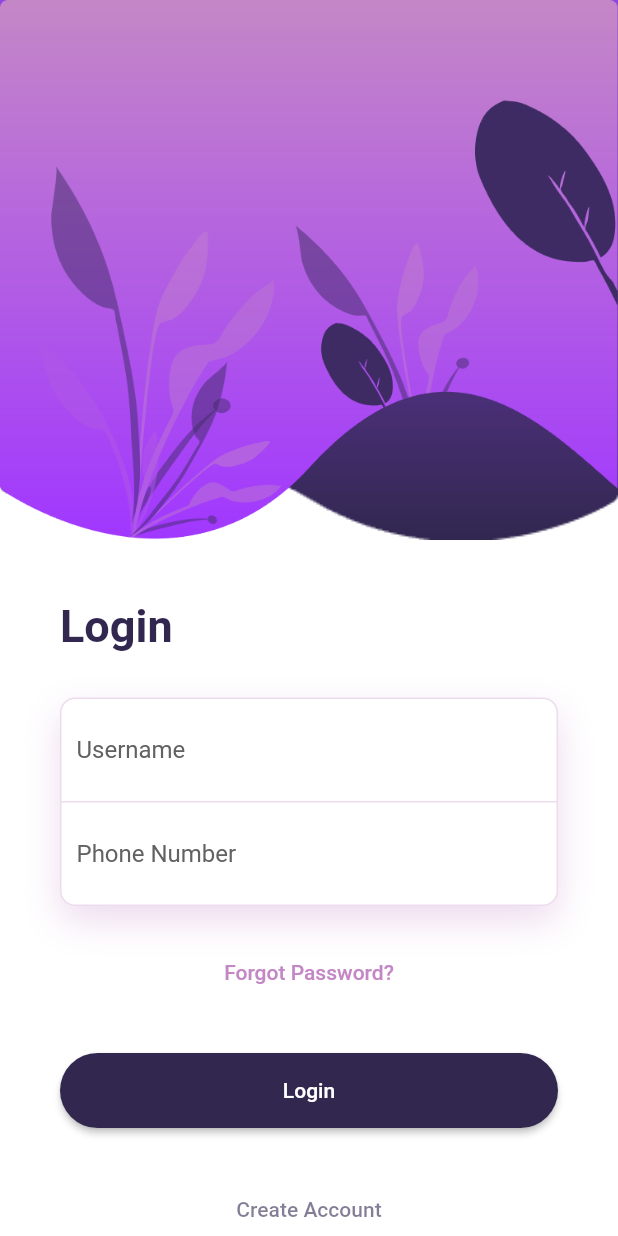
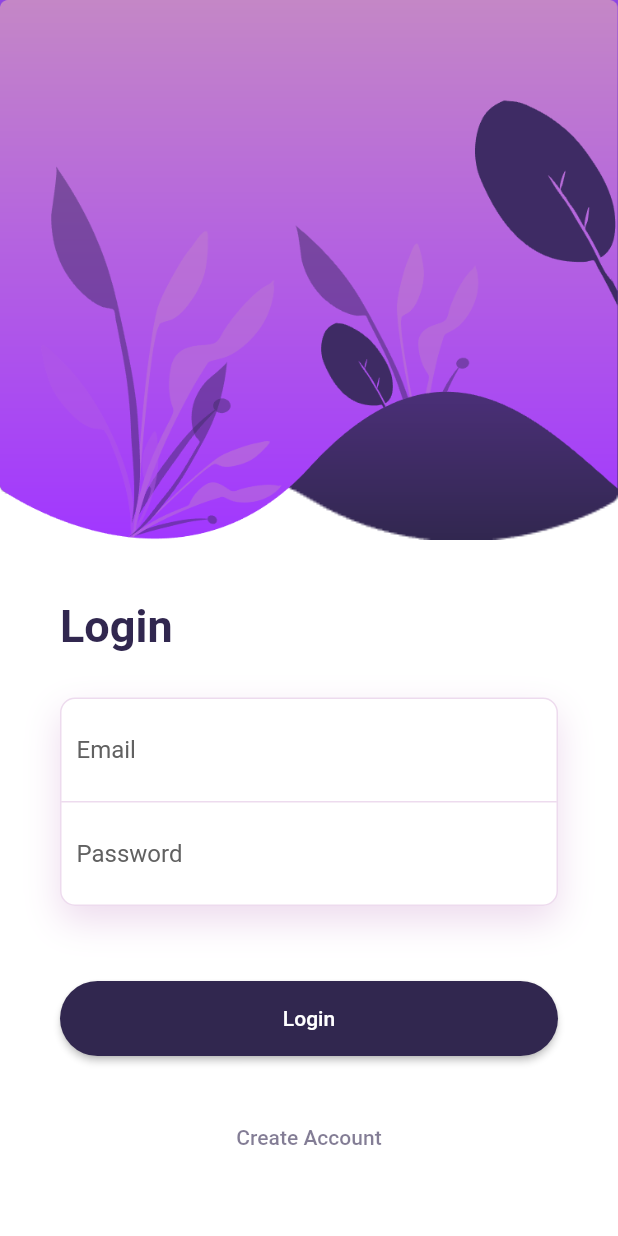
Before and after one commit to Swifty-The-Delivery-Ecosystem/swifty-mobile, a Flutter app: the screen it shows after launch, after a tap on "Done", on a phone screen of 412 x 824 dp. Run offline on Flutter 3.47's test engine with Material 2 defaults, Android fonts, the phone set to English and light mode, and no system bars; our stand-ins replace animate_do, flutter_otp_text_field, google_fonts, introduction_screen, shimmer; accounts and stored records are empty; network calls fail.

Commit message:
feat:login

```diff
--- a/lib/main.dart
+++ b/lib/main.dart
@@ -1,5 +1,3 @@
-import 'dart:js_interop';
-
 import 'package:flutter/material.dart';
 import 'package:provider/provider.dart';
 import 'package:swifty_mobile/providers/restaurants_provider.dart';
@@ -9,7 +7,9 @@ import 'package:swifty_mobile/screens/cart_details.dart';
 import 'package:swifty_mobile/screens/dashboard.dart';
 import 'package:swifty_mobile/screens/intro_screen.dart';
 import 'package:swifty_mobile/screens/login.dart';
+import 'package:swifty_mobile/screens/register.dart';
 import 'package:swifty_mobile/screens/restaurant_screen.dart';
+import 'package:swifty_mobile/screens/verify_screen.dart';
 import '../components/location_modal.dart';
 
 void main() {
@@ -43,7 +43,8 @@ class MyApp extends StatelessWidget {
       builder: (context, userProvider, _){
         return MaterialApp(
           debugShowCheckedModeBanner: false,
-          initialRoute: !userProvider.user.isNull ?'/':'/login',
+          // initialRoute: !userProvider.user.isNull ?'/':'/login',
+          initialRoute: '/',
           onGenerateRoute: (settings) {
             switch (settings.name) {
               case '/':
@@ -52,6 +53,10 @@ class MyApp extends StatelessWidget {
                 return MaterialPageRoute(builder: (context) => Dashboard());
               case '/login':
                 return MaterialPageRoute(builder: (context) => LoginScreen());
+              case '/register':
+                return MaterialPageRoute(builder: (context) => RegisterScreen());
+              case '/verify':
+                return MaterialPageRoute(builder: (context) => VerifyScreen());
               case '/cart':
                 return MaterialPageRoute(builder: (context) => CartScreen());
               case '/restaurant':
--- a/lib/models/userModel.dart
+++ b/lib/models/userModel.dart
@@ -2,6 +2,7 @@ class UserModel {
   late String name;
   late String email;
   late String password;
+  late String? tokenId;
   late int phone;
   List<String> favouriteVendors = [];
   late int primaryLocation;
@@ -12,6 +13,7 @@ class UserModel {
     required this.name,
     required this.email,
     required this.password,
+    this.tokenId,
     required this.phone,
     required this.primaryLocation,
     this.otp,
@@ -26,6 +28,7 @@ class UserModel {
       "phone": phone,
       if (favouriteVendors.isNotEmpty) "favouriteVendors": favouriteVendors,
       "primaryLocation": primaryLocation,
+      if(tokenId != null) "tokenId" : tokenId,
       if (otp != null) "otp": otp!.toJson(),
       if (isVeg != null) "isVeg": isVeg,
     };
--- a/lib/providers/user_provider.dart
+++ b/lib/providers/user_provider.dart
@@ -8,7 +8,7 @@ import 'package:swifty_mobile/models/userModel.dart';
 class User extends ChangeNotifier{
   late UserModel user;
   final String baseUrl = 'http://127.0.0.1:8000/api/userAuth';
-  Future<void> register(String email, String name, String password, int phone) async {
+  Future<int> register(String email, String name, String password, int phone) async {
     try {
       final response = await http.post(
         Uri.parse('$baseUrl/register'),
@@ -28,10 +28,12 @@ class User extends ChangeNotifier{
         print('Error registering user: ${response.statusCode}');
         // Handle errors as needed
       }
+      return response.statusCode;
     } catch (error) {
       print('Error registering user: $error');
       // Handle errors as needed
     }
+    return 404;
   }
 
   Future<void> verifyOtp(String otp) async {
@@ -64,7 +66,7 @@ class User extends ChangeNotifier{
     }
   }
 
-  Future<void> login(String email, String password) async {
+  Future<int> login(String email, String password) async {
     try {
       final response = await http.post(
         Uri.parse('$baseUrl/login'),
@@ -88,9 +90,11 @@ class User extends ChangeNotifier{
         print('Error logging in: ${response.statusCode}');
         // Handle errors as needed
       }
+      return response.statusCode;
     } catch (error) {
       print('Error logging in: $error');
       // Handle errors as needed
+      return 404;
     }
   }
 
--- a/lib/screens/login.dart
+++ b/lib/screens/login.dart
@@ -1,5 +1,8 @@
 import 'package:animate_do/animate_do.dart';
 import 'package:flutter/material.dart';
+import 'package:provider/provider.dart';
+
+import '../providers/user_provider.dart';
 
 class LoginScreen extends StatefulWidget {
   const LoginScreen({Key? key}) : super(key: key);
@@ -9,13 +12,32 @@ class LoginScreen extends StatefulWidget {
 }
 
 class _LoginScreenState extends State<LoginScreen> {
+
+  Future<void> register(String email, String password, String name, int phone)async {
+    int statusCode = await Provider.of<User>(context,listen: false).register(email, name, password, phone);
+    if(statusCode == 200){
+      Navigator.pushReplacementNamed(context, '/verify');
+    }
+  }
+
+  Future<void> login(String email, String password)async {
+    int statusCode = await Provider.of<User>(context).login(email,  password);
+    if(statusCode == 200){
+      Navigator.pushReplacementNamed(context, '/dashboard');
+    }
+  }
+
   @override
   Widget build(BuildContext context) {
+    TextEditingController email = TextEditingController();
+    TextEditingController password = TextEditingController();
     final width = MediaQuery.of(context).size.width;
     return Scaffold(
       backgroundColor: Colors.white,
       body: SingleChildScrollView(
-        child: Column(
+        child: Consumer<User>(
+          builder: (context, userProvider, _){
+            return Column(
               crossAxisAlignment: CrossAxisAlignment.start,
               children: <Widget>[
                 Container(
@@ -105,9 +127,10 @@ class _LoginScreenState extends State<LoginScreen> {
                                   ),
                                 ),
                                 child: TextField(
+                                  controller: email,
                                   decoration: InputDecoration(
                                     border: InputBorder.none,
-                                hintText: "Username",
+                                    hintText: "Email",
                                     hintStyle:
                                     TextStyle(color: Colors.grey.shade700),
                                   ),
@@ -116,10 +139,11 @@ class _LoginScreenState extends State<LoginScreen> {
                               Container(
                                 padding: const EdgeInsets.all(10),
                                 child: TextField(
+                                  controller: password,
                                   obscureText: true,
                                   decoration: InputDecoration(
                                     border: InputBorder.none,
-                                hintText: "Phone Number",
+                                    hintText: "Password",
                                     hintStyle:
                                     TextStyle(color: Colors.grey.shade700),
                                   ),
@@ -135,17 +159,17 @@ class _LoginScreenState extends State<LoginScreen> {
                       FadeInUp(
                         duration: const Duration(milliseconds: 1700),
                         child: Center(
-                      child: TextButton(
-                        onPressed: () {
-                          // TODO: Implement forgot password logic
-                        },
-                        child: Text(
-                          "Forgot Password?",
-                          style: TextStyle(
-                            color: Color.fromRGBO(196, 135, 198, 1),
-                          ),
-                        ),
-                      ),
+                          // child: TextButton(
+                          //   onPressed: () {
+                          //     login(email.text, password.text);
+                          //   },
+                          //   child: Text(
+                          //     "Forgot Password?",
+                          //     style: TextStyle(
+                          //       color: Color.fromRGBO(196, 135, 198, 1),
+                          //     ),
+                          //   ),
+                          // ),
                         ),
                       ),
                       const SizedBox(
@@ -156,7 +180,7 @@ class _LoginScreenState extends State<LoginScreen> {
                         child: MaterialButton(
                           onPressed: () {
                             // TODO: Implement login logic
-                        Navigator.pushReplacementNamed(context, '/dashboard');
+                            Navigator.pushReplacementNamed(context, '/register');
                           },
                           color: Color.fromRGBO(49, 39, 79, 1),
                           shape: RoundedRectangleBorder(
@@ -180,7 +204,7 @@ class _LoginScreenState extends State<LoginScreen> {
                           child: TextButton(
                             onPressed: () {
                               // TODO: Implement create account logic
-                          Navigator.pushReplacementNamed(context, '/dashboard');
+                              Navigator.pushReplacementNamed(context, '/register');
                             },
                             child: Text(
                               "Create Account",
@@ -195,6 +219,8 @@ class _LoginScreenState extends State<LoginScreen> {
                   ),
                 ),
               ],
+            );
+          }
         ),
       ),
     );
```
Also changed, not shown: lib/screens/register.dart (added, +253 -0 lines), lib/screens/verify_screen.dart (+13 -1 lines). Lines whose indentation alone changed are shown as unchanged.
